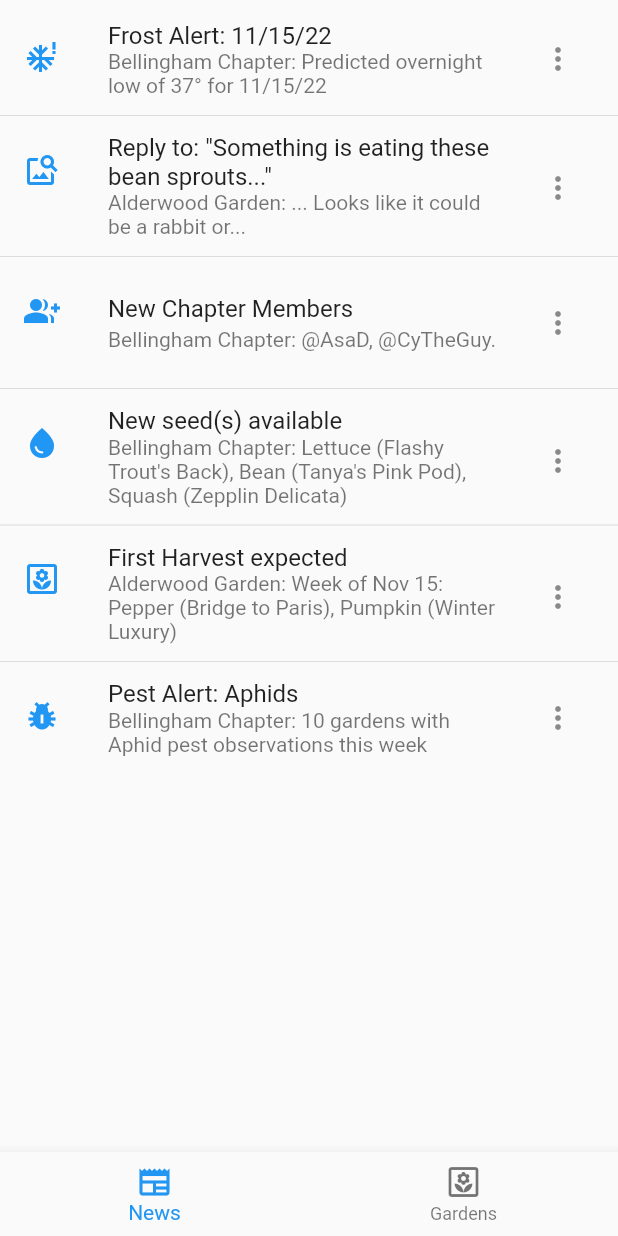
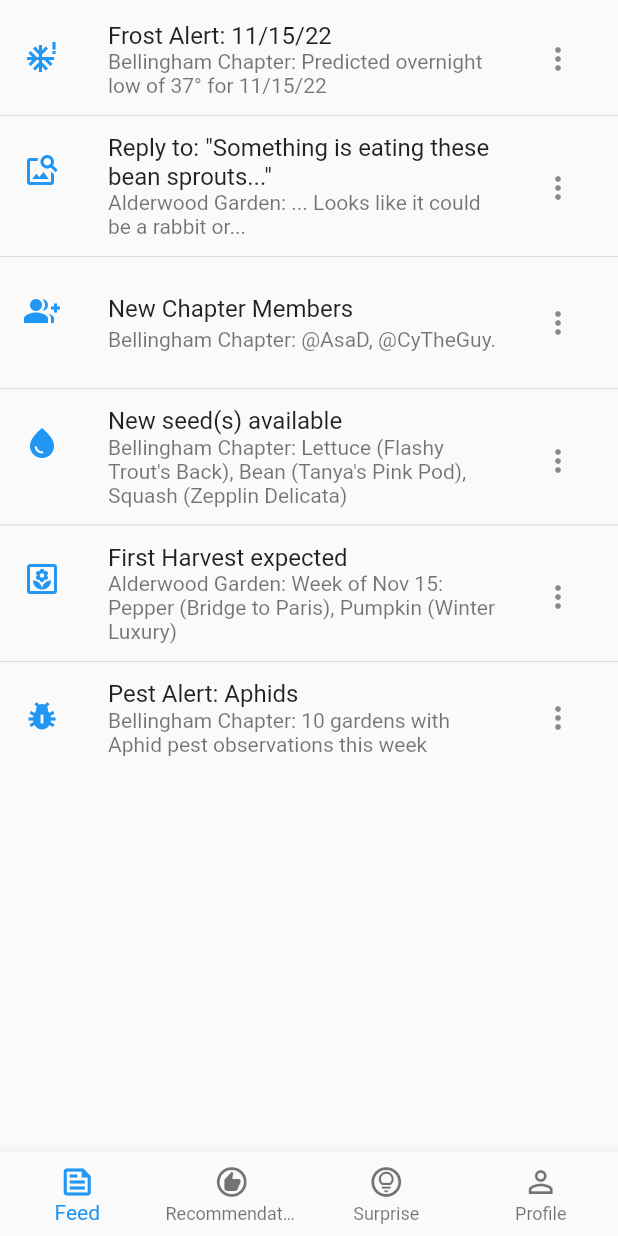
Before and after one commit to TaDish-App/TaDish, a Flutter app: the HomeView screen opened by its route, on a phone screen of 412 x 824 dp. Run offline on Flutter 3.47's test engine with Material 2 defaults, Android fonts, the phone set to English and light mode, and no system bars.

Commit message:
flutter skeleton setup

```diff
--- a/tadish/lib/pages/home/bodies/news_body_view.dart
+++ b/tadish/lib/pages/home/bodies/feed_body_view.dart
@@ -4,8 +4,8 @@ import 'news_body_item_actions.dart';
 import '../../../../pages/sample_feature/sample_item.dart';
 
 /// Displays a list of Gardens.
-class NewsBodyView extends StatelessWidget {
-  const NewsBodyView({
+class FeedBodyView extends StatelessWidget {
+  const FeedBodyView({
     super.key,
     this.items = const [SampleItem(1), SampleItem(2), SampleItem(3)],
   });
--- a/tadish/lib/pages/home/home_view.dart
+++ b/tadish/lib/pages/home/home_view.dart
@@ -1,7 +1,9 @@
 import 'package:flutter/material.dart';
 
-import '../../pages/home/bodies/news_body_view.dart';
-import 'bodies/gardens_body_view.dart';
+import '../../pages/home/bodies/feed_body_view.dart';
+import 'bodies/recommendation_body_view.dart';
+import 'bodies/profile_body_view.dart';
+import 'bodies/surprise_body_view.dart';
 
 /// Top-level Layout for all of the "Home" related
 class HomeView extends StatefulWidget {
@@ -15,19 +17,35 @@ class HomeView extends StatefulWidget {
   // need to be moved into the state widget.
   final Map pages = {
     0: {
-      'title': const Text('News'),
-      'body': const NewsBodyView(),
+      'title': const Text('Feed'),
+      'body': const FeedBodyView(),
       'navItem': const BottomNavigationBarItem(
-        label: 'News',
-        icon: Icon(Icons.newspaper),
+        label: 'Feed',
+        icon: Icon(Icons.feed_outlined),
       ),
     },
     1: {
-      'title': const Text('Gardens'),
-      'body': const GardensBodyView(),
+      'title': const Text('Recommendation'),
+      'body': const RecommendationBodyView(),
       'navItem': const BottomNavigationBarItem(
-        label: 'Gardens',
-        icon: Icon(Icons.yard_outlined),
+        label: 'Recommendation',
+        icon: Icon(Icons.recommend_outlined),
+      ),
+    },
+    2: {
+      'title': const Text('Surprise'),
+      'body': const SurpriseBodyView(),
+      'navItem': const BottomNavigationBarItem(
+        label: 'Surprise',
+        icon: Icon(Icons.lightbulb_circle_outlined),
+      ),
+    },
+    3: {
+      'title': const Text('Profile'),
+      'body': const ProfileBodyView(),
+      'navItem': const BottomNavigationBarItem(
+        label: 'Profile',
+        icon: Icon(Icons.person_outline),
       ),
     },
   };
@@ -56,6 +74,8 @@ class _HomeViewState extends State<HomeView> {
         items: [
           widget.pages[0]['navItem'],
           widget.pages[1]['navItem'],
+          widget.pages[2]['navItem'],
+          widget.pages[3]['navItem'],
         ],
         currentIndex: _selectedIndex,
         onTap: _onItemTapped,
```
Also changed, not shown: tadish/lib/pages/home/bodies/profile_body_view.dart (added, +22 -0 lines), tadish/lib/pages/home/bodies/recommendation_body_view.dart (added, +22 -0 lines), tadish/lib/pages/home/bodies/surprise_body_view.dart (renamed from tadish/lib/pages/home/bodies/gardens_body_view.dart, +8 -7 lines), tadish/assets/images/garden-001.jpg (added).
